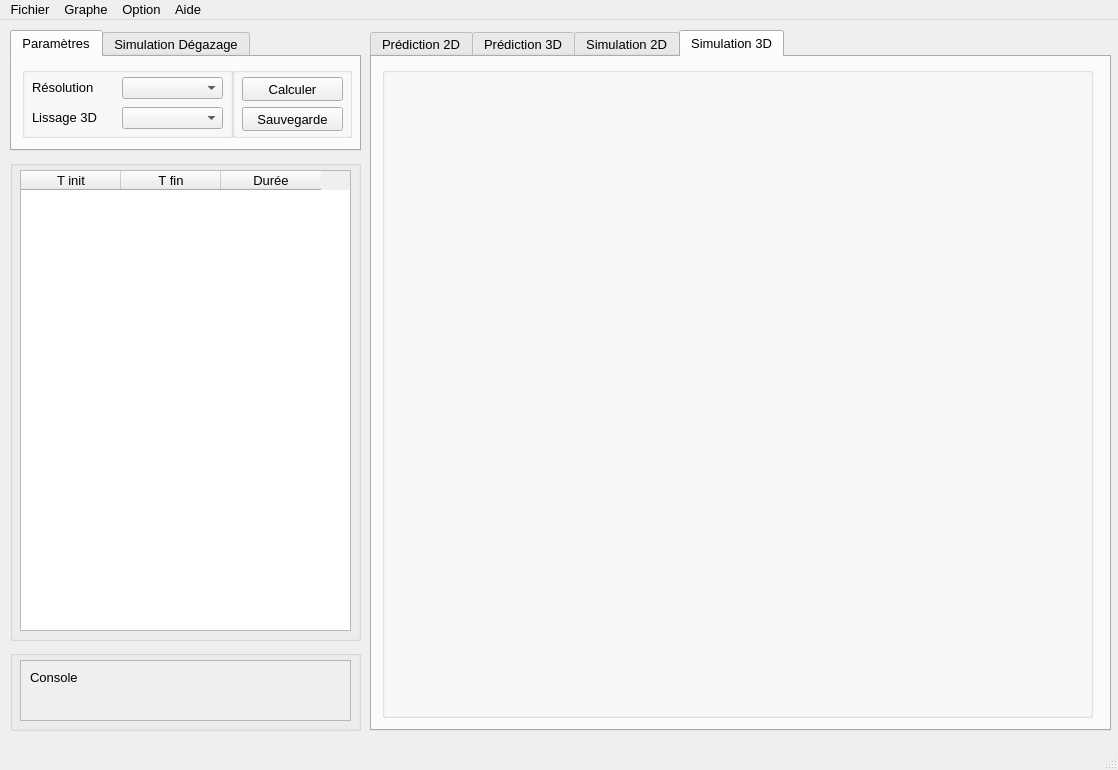
Above: ui/window.ui from LanceryH/CNES-LP-VB5E before the change. Below: the same form after it.
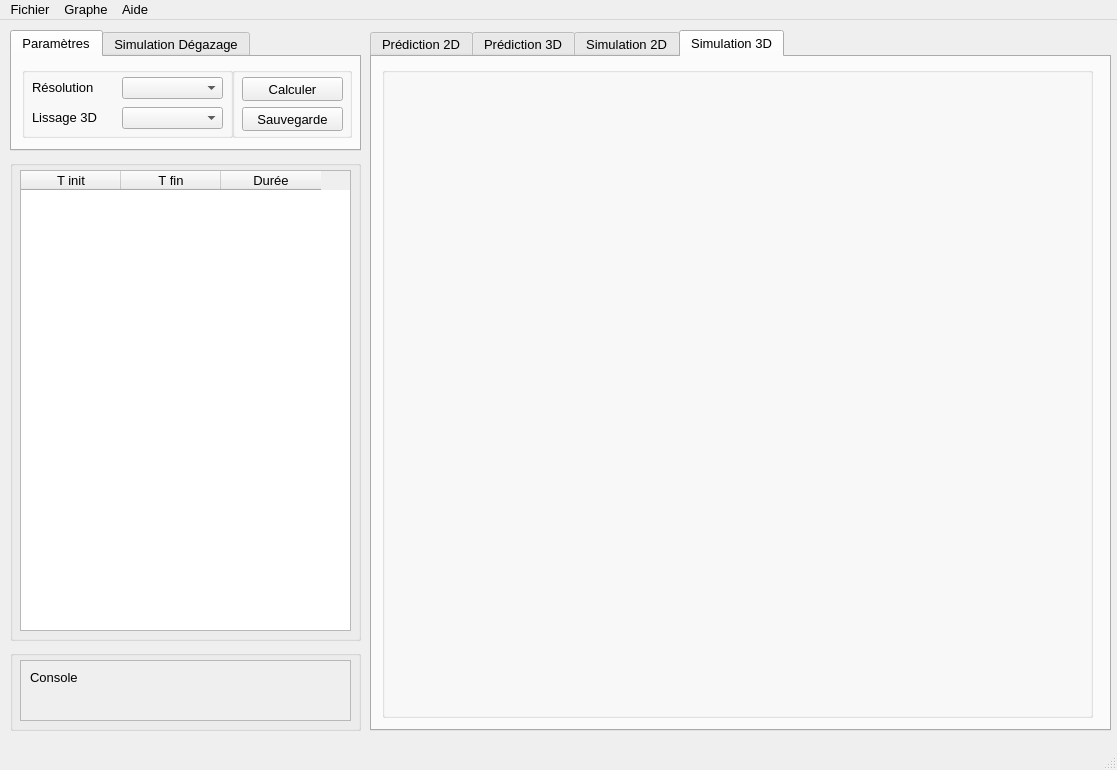
That is the form after the change. The open tabs and pages were chosen to show the change.

Patch:
```diff
--- a/ui/window.ui
+++ b/ui/window.ui
@@ -6,7 +6,7 @@
    <rect>
     <x>0</x>
     <y>0</y>
-    <width>1118</width>
+    <width>1117</width>
     <height>770</height>
    </rect>
   </property>
@@ -1642,7 +1642,7 @@
     <rect>
      <x>0</x>
      <y>0</y>
-     <width>1118</width>
+     <width>1117</width>
      <height>21</height>
     </rect>
    </property>
@@ -1666,14 +1666,6 @@
      <string>Graphe</string>
     </property>
     <addaction name="actionRafraichir"/>
-    <addaction name="separator"/>
-    <addaction name="actionImprimer"/>
-    <addaction name="actionCopier_Coller"/>
-   </widget>
-   <widget class="QMenu" name="menuOption">
-    <property name="title">
-     <string>Option</string>
-    </property>
    </widget>
    <widget class="QMenu" name="menuHelp">
     <property name="title">
@@ -1683,7 +1675,6 @@
    </widget>
    <addaction name="menuFichier"/>
    <addaction name="menuGraphe"/>
-   <addaction name="menuOption"/>
    <addaction name="menuHelp"/>
   </widget>
   <widget class="QStatusBar" name="statusBar">
```
Left out of the diff: 7 changed lines with no effect on the pictures.
